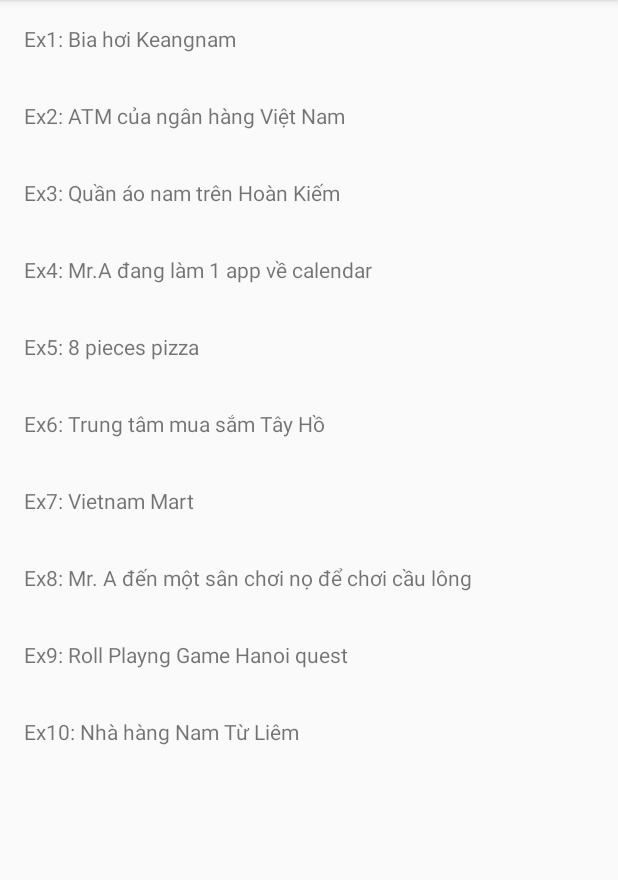
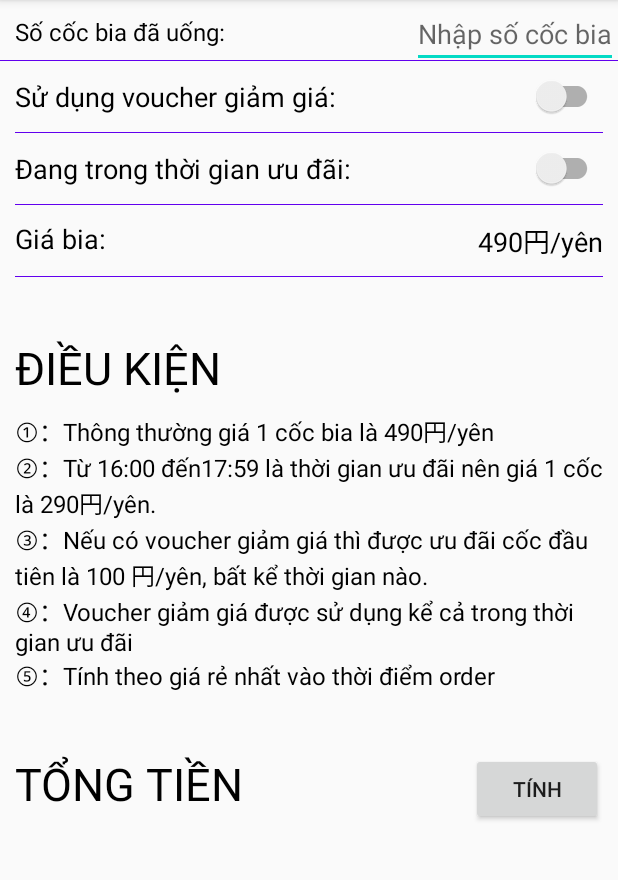
Before and after one commit to sun-unit-test-training/android-unit-test-training, an Android app: the screen it shows after launch (HomeActivity before the commit, ExerciseOneActivity after it), after a tap on "Ex1: Bia hơi Keangnam", on a phone screen of 412 x 824 dp, the part 84-964 px from its top. Run offline under Robolectric (Android 15) with nearby library versions, the phone set to English and light mode, and no system bars; our stand-ins replace data binding.

Commit message:
Refs exercise one: calculate price beer keangnam

```diff
--- a/app/src/main/AndroidManifest.xml
+++ b/app/src/main/AndroidManifest.xml
@@ -1,6 +1,6 @@
 <?xml version="1.0" encoding="utf-8"?>
-<manifest package="com.sun.training.ut"
-    xmlns:android="http://schemas.android.com/apk/res/android">
+<manifest xmlns:android="http://schemas.android.com/apk/res/android"
+    package="com.sun.training.ut">
 
     <uses-permission android:name="android.permission.INTERNET" />
 
@@ -19,6 +19,7 @@
                 <category android:name="android.intent.category.LAUNCHER" />
             </intent-filter>
         </activity>
+        <activity android:name=".ui.exercise_one.ExerciseOneActivity"/>
     </application>
 
 </manifest>
--- /dev/null
+++ b/app/src/main/java/com.sun.training.ut/data/model/Beer.kt
@@ -0,0 +1,4 @@
+package com.sun.training.ut.data.model
+
+data class Beer(val isVoucher: Boolean, val isTimeCoupon: Boolean, val numberBeer: Int) :
+    BaseModel()
--- a/app/src/main/java/com.sun.training.ut/di/ViewModelModule.kt
+++ b/app/src/main/java/com.sun.training.ut/di/ViewModelModule.kt
@@ -1,5 +1,6 @@
 package com.sun.training.ut.di
 
+import com.sun.training.ut.ui.exercise_one.ExerciseOneViewModel
 import com.sun.training.ut.ui.home.HomeViewModel
 import org.koin.android.viewmodel.dsl.viewModel
 import org.koin.dsl.module
@@ -10,4 +11,5 @@ import org.koin.dsl.module
  */
 val viewModelModule = module {
     viewModel { HomeViewModel(get()) }
+    viewModel { ExerciseOneViewModel() }
 }
--- /dev/null
+++ b/app/src/main/java/com.sun.training.ut/ui/exercise_one/ExerciseOneActivity.kt
@@ -0,0 +1,25 @@
+package com.sun.training.ut.ui.exercise_one
+
+import android.os.Bundle
+import android.view.View
+import android.widget.CompoundButton
+import androidx.lifecycle.Observer
+import com.sun.training.ut.BR
+import com.sun.training.ut.R
+import com.sun.training.ut.data.model.Beer
+import com.sun.training.ut.databinding.ActivityExerciseOneBinding
+import com.sun.training.ut.ui.base.BaseActivity
+import kotlinx.android.synthetic.main.activity_exercise_one.*
+import org.koin.android.viewmodel.ext.android.viewModel
+
+class ExerciseOneActivity : BaseActivity<ActivityExerciseOneBinding, ExerciseOneViewModel>() {
+
+    override val viewModel: ExerciseOneViewModel by viewModel()
+    override val bindingVariable = BR.viewModel
+    override val layoutId = R.layout.activity_exercise_one
+
+    override fun onCreate(savedInstanceState: Bundle?) {
+        super.onCreate(savedInstanceState)
+        viewBinding.lifecycleOwner = this
+    }
+}
--- a/app/src/main/java/com.sun.training.ut/ui/home/HomeActivity.kt
+++ b/app/src/main/java/com.sun.training.ut/ui/home/HomeActivity.kt
@@ -7,6 +7,7 @@ import com.sun.training.ut.R
 import com.sun.training.ut.data.model.Exercise
 import com.sun.training.ut.databinding.ActivityHomeBinding
 import com.sun.training.ut.ui.base.BaseActivity
+import com.sun.training.ut.ui.exercise_one.ExerciseOneActivity
 import org.koin.android.viewmodel.ext.android.viewModel
 
 /**
@@ -25,18 +26,23 @@ class HomeActivity : BaseActivity<ActivityHomeBinding, HomeViewModel>(), HomeIte
 
     private fun setUpAdapter() {
         viewBinding.adapter = HomeAdapter(this).apply {
-            submitList(listOf(
-                Exercise("Ex1: Bia hơi Keangnam", this@HomeActivity.javaClass),
+            submitList(
+                listOf(
+                    Exercise("Ex1: Bia hơi Keangnam", ExerciseOneActivity::class.java),
                     Exercise("Ex2: ATM của ngân hàng Việt Nam", this@HomeActivity.javaClass),
                     Exercise("Ex3: Quần áo nam trên Hoàn Kiếm", this@HomeActivity.javaClass),
                     Exercise("Ex4: Mr.A đang làm 1 app về calendar", this@HomeActivity.javaClass),
                     Exercise("Ex5: 8 pieces pizza", this@HomeActivity.javaClass),
                     Exercise("Ex6: Trung tâm mua sắm Tây Hồ", this@HomeActivity.javaClass),
                     Exercise("Ex7: Vietnam Mart", this@HomeActivity.javaClass),
-                Exercise("Ex8: Mr. A đến một sân chơi nọ để chơi cầu lông", this@HomeActivity.javaClass),
+                    Exercise(
+                        "Ex8: Mr. A đến một sân chơi nọ để chơi cầu lông",
+                        this@HomeActivity.javaClass
+                    ),
                     Exercise("Ex9: Roll Playng Game Hanoi quest", this@HomeActivity.javaClass),
                     Exercise("Ex10: Nhà hàng Nam Từ Liêm", this@HomeActivity.javaClass)
-            ))
+                )
+            )
         }
     }
 
--- a/app/src/main/java/com.sun.training.ut/ui/home/HomeViewModel.kt
+++ b/app/src/main/java/com.sun.training.ut/ui/home/HomeViewModel.kt
@@ -1,12 +1,6 @@
 package com.sun.training.ut.ui.home
 
-import androidx.lifecycle.MutableLiveData
-import com.sun.training.ut.data.model.Post
 import com.sun.training.ut.data.repository.SampleRepository
 import com.sun.training.ut.ui.base.BaseViewModel
-import kotlinx.coroutines.Dispatchers
-import kotlinx.coroutines.launch
-import kotlinx.coroutines.withContext
-import android.util.Log
 
 class HomeViewModel(private val repository: SampleRepository) : BaseViewModel()
--- /dev/null
+++ b/app/src/main/res/layout/activity_exercise_one.xml
@@ -0,0 +1,208 @@
+<?xml version="1.0" encoding="utf-8"?>
+<layout xmlns:app="http://schemas.android.com/apk/res-auto">
+
+    <data>
+
+        <variable
+            name="viewModel"
+            type="com.sun.training.ut.ui.exercise_one.ExerciseOneViewModel" />
+    </data>
+
+
+    <androidx.constraintlayout.widget.ConstraintLayout xmlns:android="http://schemas.android.com/apk/res/android"
+        xmlns:tools="http://schemas.android.com/tools"
+        android:layout_width="match_parent"
+        android:layout_height="match_parent"
+        tools:context=".ExerciseOneActivity">
+
+        <TextView
+            android:layout_width="0dp"
+            android:layout_height="wrap_content"
+            android:layout_margin="10dp"
+            android:text="@string/name_beer"
+            android:textColor="@android:color/black"
+            android:textSize="16sp"
+            app:layout_constraintEnd_toStartOf="@id/edt_number_beer"
+            app:layout_constraintStart_toStartOf="parent"
+            app:layout_constraintTop_toTopOf="parent" />
+
+        <androidx.appcompat.widget.AppCompatEditText
+            android:id="@+id/edt_number_beer"
+            android:layout_width="0dp"
+            android:layout_height="wrap_content"
+            android:hint="@string/total_beer"
+            android:inputType="number"
+            android:text="@={viewModel.numberBeer + ``}"
+            app:layout_constraintEnd_toEndOf="parent"
+            app:layout_constraintTop_toTopOf="parent" />
+
+        <View
+            android:id="@+id/view_underline"
+            android:layout_width="0dp"
+            android:layout_height="0.5dp"
+            android:layout_marginTop="40dp"
+            android:background="@color/colorPrimary"
+            app:layout_constraintEnd_toEndOf="parent"
+            app:layout_constraintStart_toStartOf="parent"
+            app:layout_constraintTop_toTopOf="parent" />
+
+        <TextView
+            android:layout_width="0dp"
+            android:layout_height="wrap_content"
+            android:layout_margin="10dp"
+            android:text="@string/use_voucher"
+            android:textColor="@android:color/black"
+            android:textSize="18sp"
+            app:layout_constraintBottom_toTopOf="@id/view_underline_voucher"
+            app:layout_constraintEnd_toStartOf="@id/switch_voucher"
+            app:layout_constraintStart_toStartOf="parent"
+            app:layout_constraintTop_toBottomOf="@id/view_underline" />
+
+        <androidx.appcompat.widget.SwitchCompat
+            android:id="@+id/switch_voucher"
+            android:layout_width="wrap_content"
+            android:layout_height="wrap_content"
+            android:layout_margin="10dp"
+            android:onCheckedChanged="@{(v, isChecked) -> viewModel.onVoucherChecked(isChecked)}"
+            app:layout_constraintBottom_toTopOf="@id/view_underline_voucher"
+            app:layout_constraintEnd_toEndOf="parent"
+            app:layout_constraintTop_toBottomOf="@+id/view_underline" />
+
+        <View
+            android:id="@+id/view_underline_voucher"
+            android:layout_width="0dp"
+            android:layout_height="0.5dp"
+            android:layout_margin="10dp"
+            android:background="@color/colorPrimary"
+            app:layout_constraintEnd_toEndOf="parent"
+            app:layout_constraintStart_toStartOf="parent"
+            app:layout_constraintTop_toBottomOf="@id/switch_voucher" />
+
+        <TextView
+            android:layout_width="0dp"
+            android:layout_height="wrap_content"
+            android:layout_margin="10dp"
+            android:text="@string/time_discount"
+            android:textColor="@android:color/black"
+            android:textSize="18sp"
+            app:layout_constraintBottom_toTopOf="@id/view_underline_discount"
+            app:layout_constraintEnd_toStartOf="@id/switch_time"
+            app:layout_constraintStart_toStartOf="parent"
+            app:layout_constraintTop_toBottomOf="@id/view_underline_voucher" />
+
+        <androidx.appcompat.widget.SwitchCompat
+            android:id="@+id/switch_time"
+            android:layout_width="wrap_content"
+            android:layout_height="wrap_content"
+            android:layout_margin="10dp"
+            android:onCheckedChanged="@{(v, isChecked) -> viewModel.onTimeCouponChecked(isChecked)}"
+            app:layout_constraintBottom_toTopOf="@id/view_underline_discount"
+            app:layout_constraintEnd_toEndOf="parent"
+            app:layout_constraintTop_toBottomOf="@+id/view_underline_voucher" />
+
+        <View
+            android:id="@+id/view_underline_discount"
+            android:layout_width="0dp"
+            android:layout_height="0.5dp"
+            android:layout_margin="10dp"
+            android:background="@color/colorPrimary"
+            app:layout_constraintEnd_toEndOf="parent"
+            app:layout_constraintStart_toStartOf="parent"
+            app:layout_constraintTop_toBottomOf="@id/switch_time" />
+
+        <TextView
+            android:layout_width="0dp"
+            android:layout_height="wrap_content"
+            android:layout_margin="10dp"
+            android:text="@string/name_price"
+            android:textColor="@android:color/black"
+            android:textSize="18sp"
+            app:layout_constraintEnd_toStartOf="@id/txt_price_beer"
+            app:layout_constraintStart_toStartOf="parent"
+            app:layout_constraintTop_toBottomOf="@id/view_underline_discount" />
+
+        <TextView
+            android:id="@+id/txt_price_beer"
+            android:layout_width="wrap_content"
+            android:layout_height="wrap_content"
+            android:layout_margin="10dp"
+            android:text="@string/default_price"
+            android:textColor="@android:color/black"
+            android:textSize="18sp"
+            app:layout_constraintEnd_toEndOf="parent"
+            app:layout_constraintTop_toBottomOf="@id/view_underline_discount" />
+
+        <View
+            android:id="@+id/view_underline_price_beer"
+            android:layout_width="0dp"
+            android:layout_height="0.5dp"
+            android:layout_margin="10dp"
+            android:background="@color/colorPrimary"
+            app:layout_constraintEnd_toEndOf="parent"
+            app:layout_constraintStart_toStartOf="parent"
+            app:layout_constraintTop_toBottomOf="@id/txt_price_beer" />
+
+        <TextView
+            android:id="@+id/txt_condition_header"
+            android:layout_width="wrap_content"
+            android:layout_height="wrap_content"
+            android:layout_marginStart="10dp"
+            android:layout_marginTop="40dp"
+            android:text="@string/header_condition"
+            android:textAllCaps="true"
+            android:textColor="@android:color/black"
+            android:textSize="30sp"
+            app:layout_constraintStart_toStartOf="parent"
+            app:layout_constraintTop_toBottomOf="@id/view_underline_price_beer" />
+
+        <TextView
+            android:id="@+id/txt_condition"
+            android:layout_width="0dp"
+            android:layout_height="wrap_content"
+            android:layout_margin="10dp"
+            android:text="@string/condition"
+            android:textColor="@android:color/black"
+            android:textSize="16sp"
+            app:layout_constraintEnd_toEndOf="parent"
+            app:layout_constraintStart_toStartOf="parent"
+            app:layout_constraintTop_toBottomOf="@id/txt_condition_header" />
+
+        <TextView
+            android:id="@+id/total"
+            android:layout_width="wrap_content"
+            android:layout_height="wrap_content"
+            android:layout_marginStart="10dp"
+            android:layout_marginTop="40dp"
+            android:text="@string/total_bill"
+            android:textAllCaps="true"
+            android:textColor="@android:color/black"
+            android:textSize="30sp"
+            app:layout_constraintStart_toStartOf="parent"
+            app:layout_constraintTop_toBottomOf="@id/txt_condition" />
+
+        <androidx.appcompat.widget.AppCompatButton
+            android:id="@+id/btn_price"
+            android:layout_width="wrap_content"
+            android:layout_height="wrap_content"
+            android:layout_marginEnd="10dp"
+            android:onClick="@{() -> viewModel.calculatePrice()}"
+            android:text="@string/calculate"
+            app:layout_constraintEnd_toEndOf="parent"
+            app:layout_constraintTop_toTopOf="@id/total" />
+
+        <TextView
+            android:id="@+id/total_price"
+            android:layout_width="wrap_content"
+            android:layout_height="wrap_content"
+            android:layout_marginStart="10dp"
+            android:textAllCaps="true"
+            android:textColor="@android:color/black"
+            android:textSize="30sp"
+            app:layout_constraintBottom_toBottomOf="parent"
+            app:layout_constraintStart_toStartOf="parent"
+            app:layout_constraintTop_toBottomOf="@id/total"
+            app:layout_constraintVertical_bias="0"
+            app:price="@{viewModel.priceLiveData}" />
+
+    </androidx.constraintlayout.widget.ConstraintLayout>
+</layout>
--- a/app/src/main/res/values/strings.xml
+++ b/app/src/main/res/values/strings.xml
@@ -1,3 +1,13 @@
 <resources>
     <string name="app_name">Training Unit Test</string>
+    <string name="calculate">Tính</string>
+    <string name="total_bill">Tổng tiền</string>
+    <string name="condition">①：Thông thường giá 1 cốc bia là 490円/yên\n②：Từ 16:00 đến17:59 là thời gian ưu đãi nên giá 1 cốc là 290円/yên.\n③：Nếu có voucher giảm giá thì được ưu đãi cốc đầu tiên là 100 円/yên, bất kể thời gian nào.\n④：Voucher giảm giá được sử dụng kể cả trong thời gian ưu đãi\n⑤：Tính theo giá rẻ nhất vào thời điểm order</string>
+    <string name="header_condition">Điều kiện</string>
+    <string name="default_price">490円/yên</string>
+    <string name="name_price">Giá bia:</string>
+    <string name="time_discount">Đang trong thời gian ưu đãi:</string>
+    <string name="use_voucher">Sử dụng voucher giảm giá:</string>
+    <string name="total_beer">Nhập số cốc bia</string>
+    <string name="name_beer">Số cốc bia đã uống:</string>
 </resources>
--- a/build.gradle
+++ b/build.gradle
@@ -27,6 +27,7 @@ buildscript {
     dependencies {
         classpath 'com.android.tools.build:gradle:3.5.1'
         classpath "org.jetbrains.kotlin:kotlin-gradle-plugin:$kotlin_version"
+        classpath 'org.jacoco:org.jacoco.core:0.8.0'
 
         // NOTE: Do not place your application dependencies here; they belong
         // in the individual module build.gradle files
```
Also changed, not shown: app/build.gradle (+20 -0 lines), app/config/jacoco.gradle (added, +80 -0 lines), app/src/main/java/com.sun.training.ut/AppBinding.kt (added, +19 -0 lines), app/src/main/java/com.sun.training.ut/data/Constant.kt (added, +8 -0 lines), app/src/main/java/com.sun.training.ut/ui/exercise_one/ExerciseOneViewModel.kt (added, +42 -0 lines), 1 other file. Lines whose indentation alone changed are shown as unchanged.
